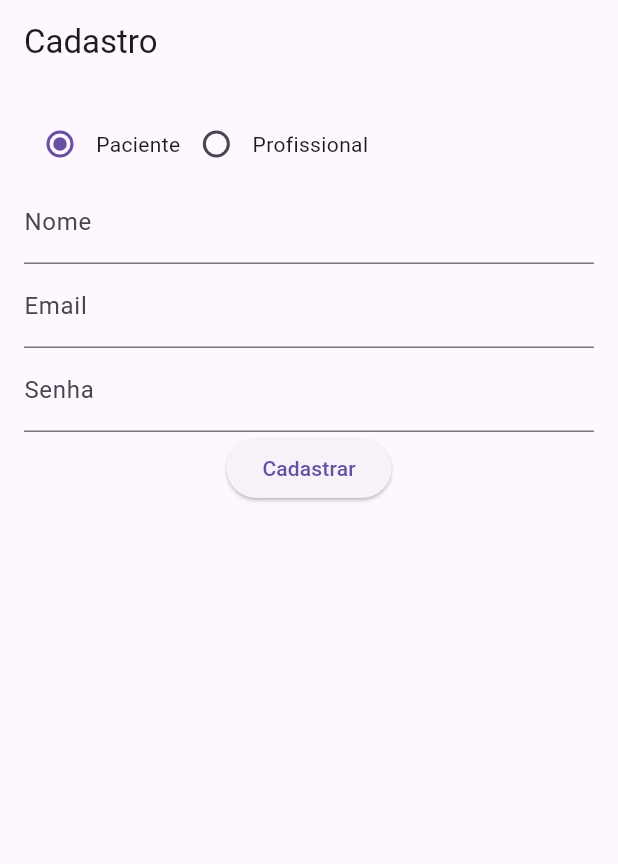
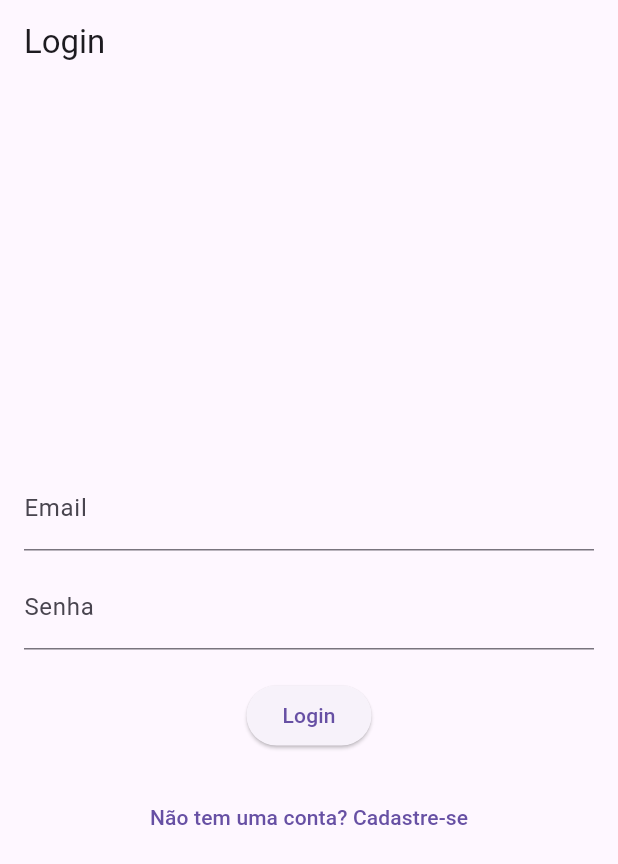
Before and after one commit to Pedrovmart/ProgMulti_PedroMartinelli_Careflow, a Flutter app: the screen it shows after launch, on a phone screen of 412 x 824 dp. Shown: the top 864 px of the screen. Run offline on Flutter 3.47's test engine with Material 3 defaults, Android fonts, the phone set to English and light mode, and no system bars; our stand-ins replace cloud_firestore, firebase_auth, firebase_core; accounts and stored records are empty.

Commit message:
(feat): adição tela de login

```diff
--- a/lib/main.dart
+++ b/lib/main.dart
@@ -1,5 +1,6 @@
 import 'package:careflow_app/src/data/auth/repositories/auth_repository.dart';
 import 'package:careflow_app/src/data/auth/usecases/auth_usecase.dart';
+import 'package:careflow_app/src/presentation/pages/login_page.dart';
 import 'package:careflow_app/src/presentation/pages/signup_page.dart';
 import 'package:firebase_core/firebase_core.dart';
 import 'package:flutter/material.dart';
@@ -32,8 +33,12 @@ class MyApp extends StatelessWidget {
     return MaterialApp(
       title: 'CareFlow App',
       theme: ThemeData(primarySwatch: Colors.blue),
-      home: SignUpPage(),
-      routes: {'/home': (context) => HomePage()},
+      initialRoute: '/login',
+      routes: {
+        '/login': (context) => LoginPage(),
+        '/signup': (context) => SignUpPage(),
+        '/home': (context) => HomePage(),
+      },
     );
   }
 }
--- /dev/null
+++ b/lib/src/presentation/pages/login_page.dart
@@ -0,0 +1,88 @@
+import 'package:flutter/material.dart';
+import 'package:provider/provider.dart';
+import 'package:careflow_app/src/presentation/providers/auth_provider.dart';
+
+class LoginPage extends StatefulWidget {
+  const LoginPage({super.key});
+
+  @override
+  _LoginPageState createState() => _LoginPageState();
+}
+
+class _LoginPageState extends State<LoginPage> {
+  final _emailController = TextEditingController();
+  final _passwordController = TextEditingController();
+
+  bool _isLoading = false; // Para mostrar loading enquanto tenta logar
+
+  @override
+  Widget build(BuildContext context) {
+    return Scaffold(
+      appBar: AppBar(title: Text('Login')),
+      body: Padding(
+        padding: const EdgeInsets.all(16.0),
+        child: Column(
+          mainAxisAlignment: MainAxisAlignment.center,
+          children: [
+            TextField(
+              controller: _emailController,
+              decoration: InputDecoration(labelText: 'Email'),
+            ),
+            SizedBox(height: 10),
+            TextField(
+              controller: _passwordController,
+              decoration: InputDecoration(labelText: 'Senha'),
+              obscureText: true,
+            ),
+            SizedBox(height: 20),
+            _isLoading
+                ? CircularProgressIndicator()
+                : ElevatedButton(
+                  onPressed: () async {
+                    setState(() {
+                      _isLoading = true;
+                    });
+
+                    try {
+                      await context.read<AuthProvider>().login(
+                        _emailController.text.trim(),
+                        _passwordController.text.trim(),
+                      );
+
+                      if (context.mounted &&
+                          context.read<AuthProvider>().isAuthenticated) {
+                        Navigator.pushReplacementNamed(context, '/home');
+                      } else {
+                        ScaffoldMessenger.of(
+                          context,
+                        ).showSnackBar(SnackBar(content: Text('Login falhou')));
+                      }
+                    } catch (e) {
+                      if (context.mounted) {
+                        ScaffoldMessenger.of(context).showSnackBar(
+                          SnackBar(content: Text('Erro ao fazer login')),
+                        );
+                      }
+                    } finally {
+                      if (mounted) {
+                        setState(() {
+                          _isLoading = false;
+                        });
+                      }
+                    }
+                  },
+                  child: Text('Login'),
+                ),
+            SizedBox(height: 20),
+            TextButton(
+              onPressed: () {
+                Navigator.pushNamed(context, '/signup');
+              },
+              child: Text('Não tem uma conta? Cadastre-se'),
+            ),
+          ],
+        ),
+      ),
+    );
+  }
+}
```
